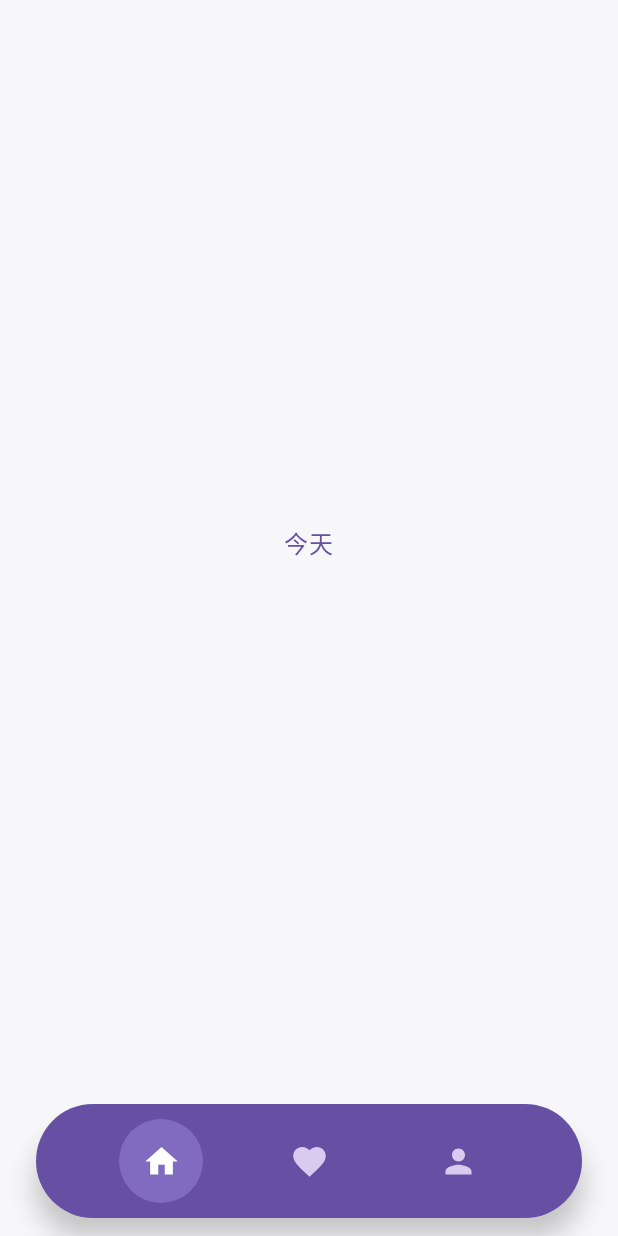
After one commit to LittBox/everwell-android-app, an Android app built with Jetpack Compose: the composable EverwellNavHost shown on its own in the app's theme, on a phone screen of 412 x 824 dp. The commit adds this screen. Run offline under Robolectric (Android 15) with nearby library versions, the phone set to English and light mode, and no system bars.

Commit message:
feat: complete three-tab purple bottom navigation

```diff
--- a/app/build.gradle.kts
+++ b/app/build.gradle.kts
@@ -60,4 +60,7 @@ dependencies {
     debugImplementation(libs.androidx.compose.ui.test.manifest)
     debugImplementation(libs.androidx.compose.ui.tooling)
     implementation(libs.sceneview)
+    implementation(libs.androidx.navigation.compose)
+    implementation(libs.androidx.compose.material.icons.core)
+    implementation(libs.androidx.compose.material.icons.extended)
 }
--- a/app/src/main/java/com/example/everwell/ui/EverwellApp.kt
+++ b/app/src/main/java/com/example/everwell/ui/EverwellApp.kt
@@ -3,11 +3,11 @@ package com.example.everwell.ui
 
 import androidx.compose.material3.MaterialTheme
 import androidx.compose.runtime.Composable
-import com.example.everwell.ui.organ.HeartScreen
+import com.example.everwell.ui.navigation.EverwellNavHost
 
 @Composable
 fun EverwellApp() {
     MaterialTheme {
-        HeartScreen()
+        EverwellNavHost()
     }
 }
--- /dev/null
+++ b/app/src/main/java/com/example/everwell/ui/navigation/EverwellNavHost.kt
@@ -0,0 +1,167 @@
+
+package com.example.everwell.ui.navigation
+
+import androidx.compose.foundation.background
+import androidx.compose.foundation.clickable
+import androidx.compose.foundation.layout.Arrangement
+import androidx.compose.foundation.layout.Box
+import androidx.compose.foundation.layout.Row
+import androidx.compose.foundation.layout.fillMaxSize
+import androidx.compose.foundation.layout.fillMaxWidth
+import androidx.compose.foundation.layout.height
+import androidx.compose.foundation.layout.navigationBarsPadding
+import androidx.compose.foundation.layout.padding
+import androidx.compose.foundation.layout.size
+import androidx.compose.foundation.shape.CircleShape
+import androidx.compose.foundation.shape.RoundedCornerShape
+import androidx.compose.material.icons.Icons
+import androidx.compose.material.icons.filled.Home
+import androidx.compose.material.icons.filled.Favorite
+import androidx.compose.material.icons.filled.Person
+import androidx.compose.material3.Icon
+import androidx.compose.material3.Scaffold
+import androidx.compose.material3.Surface
+import androidx.compose.material3.Text
+import androidx.compose.runtime.Composable
+import androidx.compose.runtime.getValue
+import androidx.compose.ui.Alignment
+import androidx.compose.ui.Modifier
+import androidx.compose.ui.graphics.Color
+import androidx.compose.ui.graphics.vector.ImageVector
+import androidx.compose.ui.unit.dp
+import androidx.navigation.NavGraph.Companion.findStartDestination
+import androidx.navigation.compose.NavHost
+import androidx.navigation.compose.composable
+import androidx.navigation.compose.currentBackStackEntryAsState
+import androidx.navigation.compose.rememberNavController
+
+import com.example.everwell.ui.organ.HeartScreen
+
+private data class NavItem(
+    val route: String,
+    val label: String,
+    val icon: ImageVector
+)
+
+private val navItems = listOf(
+    NavItem("today", "今天", Icons.Filled.Home),
+    NavItem("explore", "身体探索", Icons.Filled.Favorite),
+    NavItem("profile", "我的", Icons.Filled.Person)
+)
+
+@Composable
+fun EverwellNavHost() {
+
+    val navController = rememberNavController()
+    val backStackEntry by navController.currentBackStackEntryAsState()
+    val currentRoute = backStackEntry?.destination?.route
+
+    Scaffold(
+        containerColor = Color(0xFFF7F7F9),
+        bottomBar = {
+            Box(
+                modifier = Modifier
+                    .fillMaxWidth()
+                    .navigationBarsPadding()
+                    .padding(horizontal = 24.dp, vertical = 12.dp),
+                contentAlignment = Alignment.Center
+            ) {
+
+                Surface(
+                    modifier = Modifier
+                        .fillMaxWidth()
+                        .height(76.dp),
+                    color = Color(0xFF6750A4),
+                    shape = RoundedCornerShape(38.dp),
+                    shadowElevation = 10.dp
+                ) {
+
+                    Row(
+                        modifier = Modifier
+                            .fillMaxSize()
+                            .padding(horizontal = 12.dp),
+                        horizontalArrangement = Arrangement.SpaceEvenly,
+                        verticalAlignment = Alignment.CenterVertically
+                    ) {
+
+                        navItems.forEach { item ->
+
+                            val selected = currentRoute == item.route
+
+                            Box(
+                                modifier = Modifier
+                                    .size(56.dp)
+                                    .background(
+                                        color = if (selected)
+                                            Color(0xFF806BC0)
+                                        else
+                                            Color.Transparent,
+                                        shape = CircleShape
+                                    )
+                                    .clickable {
+                                        navController.navigate(item.route) {
+                                            popUpTo(
+                                                navController.graph
+                                                    .findStartDestination().id
+                                            ) {
+                                                saveState = true
+                                            }
+                                            launchSingleTop = true
+                                            restoreState = true
+                                        }
+                                    },
+                                contentAlignment = Alignment.Center
+                            ) {
+                                Icon(
+                                    imageVector = item.icon,
+                                    contentDescription = item.label,
+                                    tint = if (selected)
+                                        Color.White
+                                    else
+                                        Color(0xFFD8CBEF),
+                                    modifier = Modifier.size(26.dp)
+                                )
+                            }
+                        }
+                    }
+                }
+            }
+        }
+    ) { innerPadding ->
+
+        NavHost(
+            navController = navController,
+            startDestination = "today",
+            modifier = Modifier.padding(innerPadding)
+        ) {
+
+            composable("today") {
+                PlaceholderScreen("今天")
+            }
+
+            composable("explore") {
+                HeartScreen()
+            }
+
+            composable("profile") {
+                PlaceholderScreen("我的")
+            }
+        }
+    }
+}
+
+@Composable
+private fun PlaceholderScreen(title: String) {
+
+    Box(
+        modifier = Modifier
+            .fillMaxSize()
+            .background(Color(0xFFF7F7F9)),
+        contentAlignment = Alignment.Center
+    ) {
+        Text(
+            text = title,
+            color = Color(0xFF6750A4)
+        )
+    }
+}
--- a/gradle/libs.versions.toml
+++ b/gradle/libs.versions.toml
@@ -9,7 +9,7 @@ activityCompose = "1.8.0"
 kotlin = "2.4.21"
 composeBom = "2026.02.01"
 sceneview = "4.67.0"
-
+navigation = "2.9.7"
 [libraries]
 androidx-core-ktx = { group = "androidx.core", name = "core-ktx", version.ref = "coreKtx" }
 junit = { group = "junit", name = "junit", version.ref = "junit" }
@@ -26,6 +26,9 @@ androidx-compose-ui-test-manifest = { group = "androidx.compose.ui", name = "ui-
 androidx-compose-ui-test-junit4 = { group = "androidx.compose.ui", name = "ui-test-junit4" }
 androidx-compose-material3 = { group = "androidx.compose.material3", name = "material3" }
 sceneview = { module = "io.github.sceneview:sceneview", version.ref = "sceneview" }
+androidx-navigation-compose = { module = "androidx.navigation:navigation-compose", version.ref = "navigation" }
+androidx-compose-material-icons-core = { module = "androidx.compose.material:material-icons-core" }
+androidx-compose-material-icons-extended = { module = "androidx.compose.material:material-icons-extended" }
 [plugins]
 android-application = { id = "com.android.application", version.ref = "agp" }
 kotlin-compose = { id = "org.jetbrains.kotlin.plugin.compose", version.ref = "kotlin" }
```
